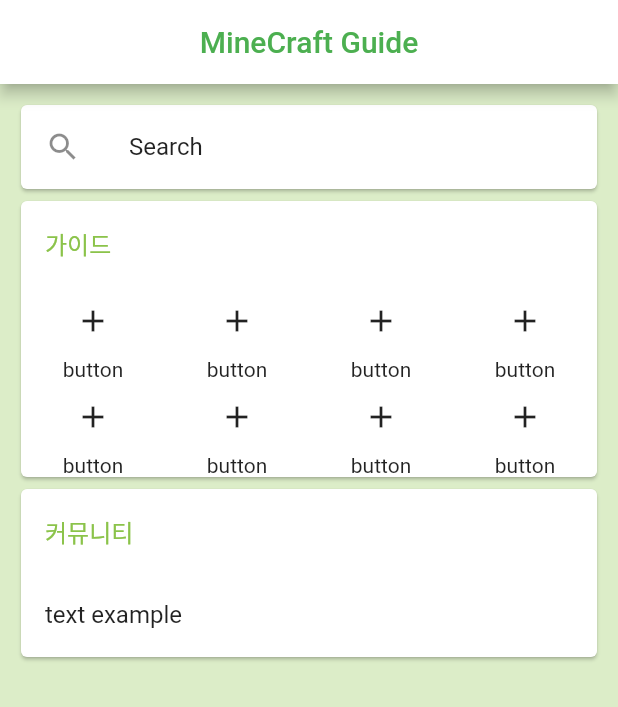
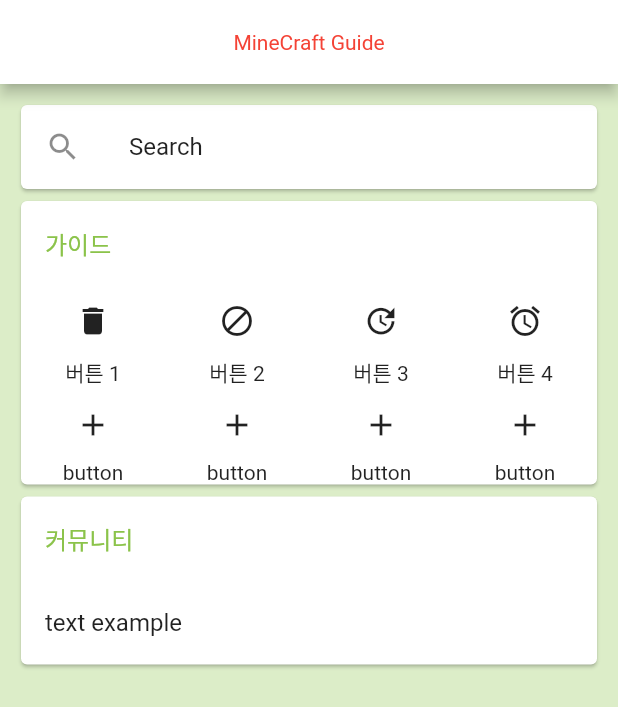
Before and after one commit to dlwogns/bird_project, a Flutter app: the screen it shows after launch, on a phone screen of 412 x 824 dp. Shown: the top 707 px of the screen. Run offline on Flutter 3.47's test engine with Material 2 defaults, Android fonts, the phone set to English and light mode, and no system bars; network calls fail.

Commit message:
코드수정과 코멘트

```diff
--- a/project1/lib/main.dart
+++ b/project1/lib/main.dart
@@ -6,7 +6,11 @@ class MyApp extends StatelessWidget {
   @override
   Widget build(BuildContext context) {
     return MaterialApp(
-      theme: ThemeData(scaffoldBackgroundColor: Colors.lightGreen[100]),
+      //1. 앱바 색상, 배경색상, 텍스트 글씨체 등등 앱의 전체적인 디자인 테마는 화면마다 설정해주지 말고 여기서 한번에 지정해줄 것.
+      //특별한 화면 구성이 필요할 때만 해당 화면에서 지정해주는 것이 좋다.(만들때, 수정할 때)
+      theme: ThemeData(scaffoldBackgroundColor: Colors.lightGreen[100],
+          appBarTheme: AppBarTheme( color: Colors.white, textTheme: TextTheme(title: TextStyle(color:Colors.red)),centerTitle: true )
+      ),
       title: 'MineCraft Guide',
       home: MyHomePage(),
     );
@@ -23,12 +27,12 @@ class _MyHomePageState extends State<MyHomePage> {
   Widget build(BuildContext context) {
     return Scaffold(
       appBar: AppBar(
-        centerTitle: true,
+        //centerTitle: true,
         title: Text(
           'MineCraft Guide',
-          style: TextStyle(color: Colors.green),
+          //style: TextStyle(color: Colors.green),
         ),
-        backgroundColor: Colors.white,
+        //backgroundColor: Colors.white,
       ),
       body: totalListView(),
     );
@@ -56,6 +60,25 @@ void onpressed(context) {
     MaterialPageRoute(builder: (context) => new_screen()),
   );
 }
+
+//2. 새로운 화면을 만드는 것(return Scaffold)가 아닌 이상 이런식으로 위젯을 상속받아서 클래스 만드는 것은 좋지 않은 방법 같음(Scaffold 아닌 위젯을 이렇게 하는걸 본적이 없음)
+//내가 설명했듯이 Widget을 리턴하는 함수형으로 짜는게 훨씬 간편함
+//나도 궁금해서 찾아보니 플러터 가이드 문서에서 일반 위젯을 만들 때 함수형으로 함. 아래가 거기서 긁어온 코드.
+//왜 그럴까 생각을 해봤는데... 보통 화면을 새로 그릴때는 데이터를 불러오거나 하는 과정이 필요하잖아?
+//뭐 그 화면에 쓰일 변수를 선언한다거나, 그 변수에 값을 할당한다거나... 하는 경우가 있지
+//   home: scaffold(body: Text() ) 이렇게 위젯 생성자만으로 위젯을 그리면 저렇게 일반적인 구문들을 쓸 자리가 없어
+//   그래서 만약 저런 변수 선언이나, 값 할당같은 구문들이 필요할때만 Stateless/StatefulWidget을 상속받아서
+//   그 안에 있는 build 함수나 init 함수에서 위젯 생성코드 말고 다른 구문을 쓸 자리를 만들어주기 위해? 쓰는 것 같아
+//아무튼 결론적으로 ? 화면을 만들어 줄 때 빼고는 class 생성 및 상속이 아닌 위젯을 리턴하는 식으로 하는 것이 좋은 것 같다
+//Widget _buildRow(WordPair pair) {
+//  return ListTile(
+//    title: Text(
+//      pair.asPascalCase,
+//      style: _biggerFont,
+//    ),
+//  );
+//}
+
 
 class totalListView extends StatelessWidget {
   @override
@@ -100,6 +123,23 @@ class search_card extends StatelessWidget {
 }
 
 class guide_card extends StatelessWidget {
+  Widget myButton(context, String buttonName, Icon buttonIcon){
+    return Expanded(
+        child: Column(
+          children: <Widget>[
+            IconButton(
+              onPressed: () {
+                Navigator.push(
+                  context,
+                  MaterialPageRoute(builder: (context) => new_screen()),
+                );
+              },
+              icon: buttonIcon,
+            ),
+            Text(buttonName),
+          ],
+        ));
+  }
   @override
   Widget build(BuildContext context) {
     return Container(
@@ -116,66 +156,17 @@ class guide_card extends StatelessWidget {
           ),
           Row(
             children: <Widget>[
-              Expanded(
-                  child: Column(
-                children: <Widget>[
-                  IconButton(
-                    onPressed: () {
-                      Navigator.push(
-                        context,
-                        MaterialPageRoute(builder: (context) => new_screen()),
-                      );
-                    },
-                    icon: Icon(Icons.add),
-                  ),
-                  Text('button'),
-                ],
-              )),
-              Expanded(
-                  child: Column(
-                children: <Widget>[
-                  IconButton(
-                    onPressed: () {
-                      Navigator.push(
-                        context,
-                        MaterialPageRoute(builder: (context) => new_screen()),
-                      );
-                    },
-                    icon: Icon(Icons.add),
-                  ),
-                  Text('button'),
-                ],
-              )),
-              Expanded(
-                  child: Column(
-                children: <Widget>[
-                  IconButton(
-                    onPressed: () {
-                      Navigator.push(
-                        context,
-                        MaterialPageRoute(builder: (context) => new_screen()),
-                      );
-                    },
-                    icon: Icon(Icons.add),
-                  ),
-                  Text('button'),
-                ],
-              )),
-              Expanded(
-                  child: Column(
-                children: <Widget>[
-                  IconButton(
-                    onPressed: () {
-                      Navigator.push(
-                        context,
-                        MaterialPageRoute(builder: (context) => new_screen()),
-                      );
-                    },
-                    icon: Icon(Icons.add),
-                  ),
-                  Text('button'),
-                ],
-              )),
+              //3. 가장 모듈화를 시켜줘야 할 부분(반복되는 부분이 많은 곳)에서 모듈화를 안시켜줬지?
+              //코드를 깔끔하게 쓰기 위해서도 모듈화를 하는 것이 좋지만
+              //반복되는 부분을 줄이기 위해선 꼭!!모듈화를 시켜주는게 좋다!!
+              //그리고 모듈화를 잘 시키면 아래처럼 파라미터만 다르게해서 비슷한걸 바로바로 만들 수 있는점 꼭 알아둬야 함!!
+
+              myButton(context, "버튼 1", Icon(Icons.delete)),
+              myButton(context, "버튼 2", Icon(Icons.block)),
+              myButton(context, "버튼 3", Icon(Icons.update)),
+              myButton(context, "버튼 4", Icon(Icons.access_alarm)),
+
+
             ],
           ),
           Row(
```
Also changed, not shown: 1 other file.
